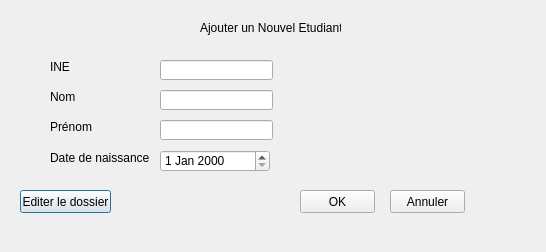
Timost/LO21, file ajouteretudiant_fen.ui: the form before one commit.
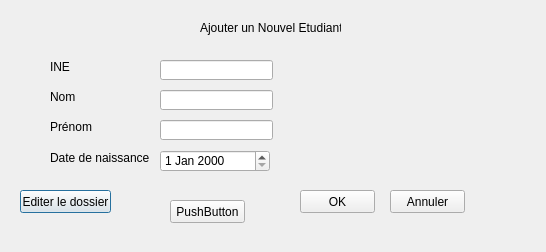
The form after the commit.

Diff of the .ui file:
```diff
--- a/ajouteretudiant_fen.ui
+++ b/ajouteretudiant_fen.ui
@@ -157,6 +157,19 @@
     <string>Annuler</string>
    </property>
   </widget>
+  <widget class="QPushButton" name="pushButton">
+   <property name="geometry">
+    <rect>
+     <x>170</x>
+     <y>200</y>
+     <width>75</width>
+     <height>23</height>
+    </rect>
+   </property>
+   <property name="text">
+    <string>PushButton</string>
+   </property>
+  </widget>
  </widget>
  <resources/>
  <connections/>
```
